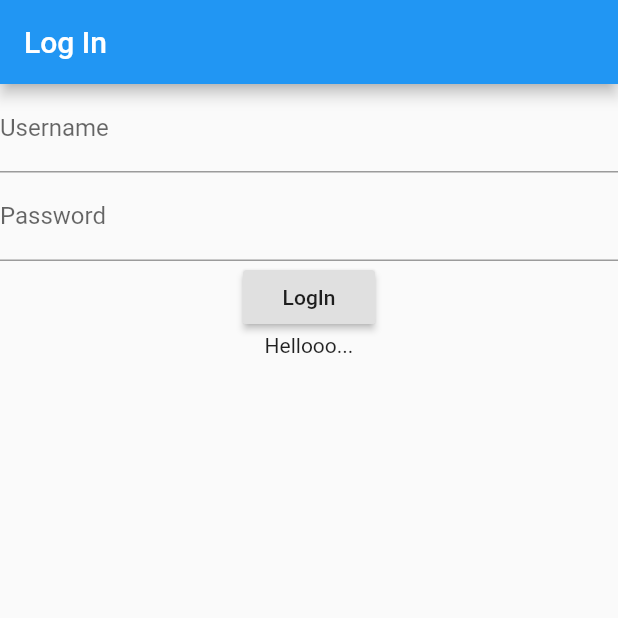
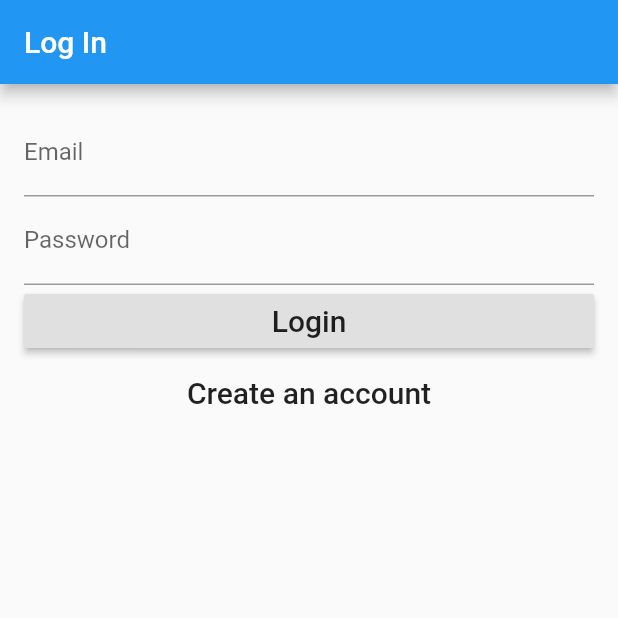
Before and after one commit to rhydiandav/AIrene, a Flutter app: the screen it shows after launch, on a phone screen of 412 x 824 dp, the top half of it. Run offline on Flutter 3.47's test engine with Material 2 defaults, Android fonts, the phone set to English and light mode, and no system bars; our stand-ins replace cloud_firestore, firebase_auth; missing offline and left inert: flutter_calendar; accounts and stored records are empty.

Commit message:
initial signup and login functionality added

```diff
--- /dev/null
+++ b/lib/login-testing.dart
@@ -0,0 +1,150 @@
+import 'package:flutter/material.dart';
+import './emojiselector.dart';
+import 'package:cloud_firestore/cloud_firestore.dart';
+import 'package:firebase_auth/firebase_auth.dart';
+
+class LogInTesting extends StatefulWidget {
+  @override
+  State<StatefulWidget> createState() => new _LogInTestingState();
+}
+
+enum FormType { login, register }
+
+class _LogInTestingState extends State<LogInTesting> {
+  final formKey = new GlobalKey<FormState>();
+
+  String _email;
+  String _password;
+  FormType _formType = FormType.login;
+
+  bool validateAndSave() {
+    final form = formKey.currentState;
+    if (form.validate()) {
+      form.save();
+      return true;
+    }
+    return false;
+  }
+
+  void validateAndSubmit() async {
+    if (validateAndSave()) {
+      try {
+        if (_formType == FormType.login) {
+          FirebaseUser user =
+              await FirebaseAuth.instance.signInWithEmailAndPassword(
+            email: _email,
+            password: _password,
+          );
+          print(
+            'Signed in: ${user.uid}',
+          );
+        } else {
+          FirebaseUser user =
+              await FirebaseAuth.instance.createUserWithEmailAndPassword(
+            email: _email,
+            password: _password,
+          );
+          print("Registered user: ${user.uid}");
+        }
+      } catch (e) {
+        print('Error: $e');
+      }
+    }
+  }
+
+  void moveToRegister() {
+    formKey.currentState.reset();
+    setState(() {
+      _formType = FormType.register;
+    });
+  }
+
+  void moveToLogin() {
+    formKey.currentState.reset();
+    setState(() {
+      _formType = FormType.login;
+    });
+  }
+
+  @override
+  Widget build(BuildContext context) {
+    return new Scaffold(
+      body: Center(
+        child: Container(
+          child: Padding(
+            padding: const EdgeInsets.all(16.0),
+            child: new Form(
+              key: formKey,
+              child: new Column(
+                crossAxisAlignment: CrossAxisAlignment.stretch,
+                children: buildInputs() + buildSubmitButtons(),
+              ),
+            ),
+          ),
+        ),
+      ),
+    );
+  }
+
+  List<Widget> buildInputs() {
+    return [
+      new TextFormField(
+        decoration: new InputDecoration(
+          labelText: 'Email',
+        ),
+        validator: (value) => value.isEmpty ? 'Email can\'t be empty' : null,
+        onSaved: (value) => _email = value,
+      ),
+      new TextFormField(
+        decoration: new InputDecoration(
+          labelText: 'Password',
+        ),
+        obscureText: true,
+        validator: (value) => value.isEmpty ? 'Password can\'t be empty' : null,
+        onSaved: (value) => _password = value,
+      )
+    ];
+  }
+
+  List<Widget> buildSubmitButtons() {
+    if (_formType == FormType.login) {
+      return [
+        new RaisedButton(
+          child: new Text(
+            "Login",
+            style: new TextStyle(
+              fontSize: 20.0,
+            ),
+          ),
+          onPressed: validateAndSubmit,
+        ),
+        new FlatButton(
+          child: Text(
+            "Create an account",
+            style: new TextStyle(fontSize: 20.0),
+          ),
+          onPressed: moveToRegister,
+        )
+      ];
+    } else {
+      return [
+        new RaisedButton(
+          child: new Text(
+            "Create an account",
+            style: new TextStyle(
+              fontSize: 20.0,
+            ),
+          ),
+          onPressed: validateAndSubmit,
+        ),
+        new FlatButton(
+          child: Text(
+            "Have an account? Login",
+            style: new TextStyle(fontSize: 20.0),
+          ),
+          onPressed: moveToLogin,
+        )
+      ];
+    }
+  }
+}
--- a/lib/main.dart
+++ b/lib/main.dart
@@ -1,5 +1,6 @@
 import 'package:flutter/material.dart';
 import './login.dart';
+import './login-testing.dart';
 
 void main() => runApp(MyApp());
 
@@ -13,7 +14,7 @@ class MyApp extends StatelessWidget {
         appBar: AppBar(
           title: Text('Log In'),
         ),
-        body: LogIn(),
+        body: LogInTesting(),
       ),
     );
   }
--- a/pubspec.yaml
+++ b/pubspec.yaml
@@ -18,6 +18,7 @@ environment:
 
 dependencies:
   cloud_firestore:
+  firebase_auth: 0.11.0
 
   flutter:
     sdk: flutter
```
Also changed, not shown: 1 other file.
